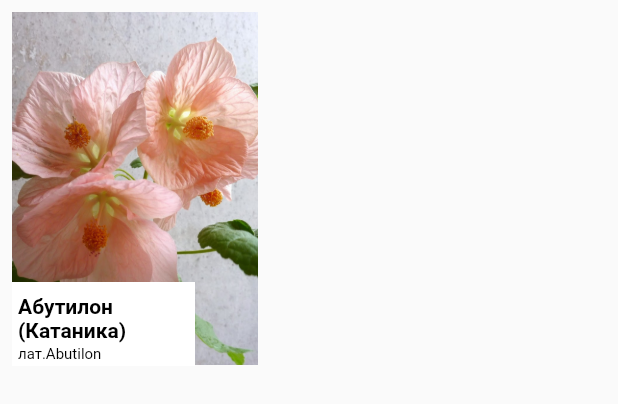
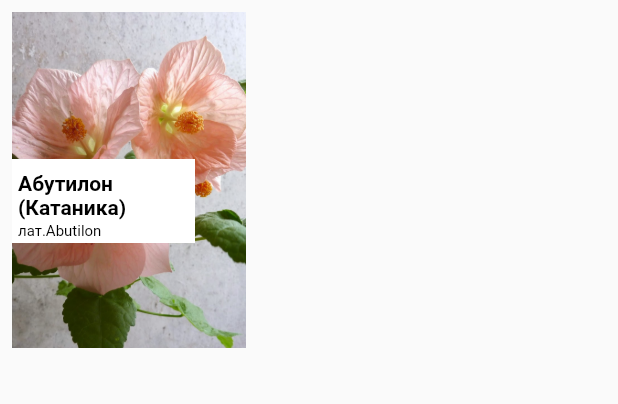
Before and after one commit to uluhulu/Geek-Plants, a Flutter app: the PlantCardMainScreen widget shown alone on an empty page, opened directly with sample values from the repository, on a phone screen of 412 x 824 dp. Shown: the top 404 px of the screen. Run offline on Flutter 3.47's test engine with Material 2 defaults, Android fonts, the phone set to English and light mode, and no system bars; our stand-ins replace expandable; missing offline and left inert: simple_gesture_detector.

```diff
--- a/lib/main.dart
+++ b/lib/main.dart
@@ -20,9 +20,9 @@ class MyApp extends StatelessWidget {
         primaryColor: Colors.grey,
       ),
       // home: MainScreen(),
-      // home: AuthScreen(),
+      home: AuthScreen(),
       // home: PlantInformation(plant: plantList[0],),
-      home: PlantChangeInfo(),
+      // home: PlantChangeInfo(),
     );
   }
 }
--- a/lib/screens/calendar_day_screen/widget/task_item/task_item.dart
+++ b/lib/screens/calendar_day_screen/widget/task_item/task_item.dart
@@ -73,6 +73,7 @@ class TaskItemState extends State<TaskItem> {
   Widget _buildPlantImage() {
     return Container(
       width: 58,
+      height: 58,
       decoration: BoxDecoration(
         shape: BoxShape.circle,
         color: Colors.white,
@@ -84,10 +85,12 @@ class TaskItemState extends State<TaskItem> {
         padding: const EdgeInsets.all(5),
         child: Container(
           width: 48,
+          height: 48,
           decoration: BoxDecoration(
             shape: BoxShape.circle,
             image: DecorationImage(
-              image: AssetImage(widget.event.plantImage),
+              image: AssetImage(widget.event.plantImage,),
+              fit: BoxFit.fill
             ),
           ),
         ),
--- a/lib/screens/calendar_screen/calendar_screen.dart
+++ b/lib/screens/calendar_screen/calendar_screen.dart
@@ -1,3 +1,4 @@
+import 'package:flutter/cupertino.dart';
 import 'package:flutter/material.dart';
 import 'package:geek_plants/data/model/event_old.dart';
 import 'package:geek_plants/di.dart';
--- a/lib/screens/widgets/plant_card.dart
+++ b/lib/screens/widgets/plant_card.dart
@@ -35,6 +35,7 @@ class PlantCardState extends State<PlantCard> {
                 builder: (context) => PlantInformation(plant: widget.plant)),
           );
         },
+        child: Container(
           child: Stack(
             children: <Widget>[
               _buildPlantImage(widget.plant.photoPath),
@@ -107,14 +108,16 @@ class PlantCardState extends State<PlantCard> {
             ],
           ),
         ),
+      ),
     );
   }
 
   Widget _buildPlantImage(String path) {
     return Image.asset(
       widget.plant.photoPath,
-      fit: BoxFit.fitWidth,
-      width: 164,
+      fit: BoxFit.fill,
+      width: 156,
+      height: 224,
     );
   }
 }
@@ -139,21 +142,18 @@ class PlantCardMainScreen extends StatelessWidget {
           );
         },
         child: Stack(
-          // alignment: Alignment.center,
           children: <Widget>[
-            Ink(child: _buildPlantImage(plant.photoPath)),
-            Padding(
-              padding: const EdgeInsets.only(top: 180.0, right: 42),
+            _buildPlantImage(plant.photoPath),
+            Positioned(
+              bottom: 70,
               child: Container(
                 decoration: BoxDecoration(color: Colors.white),
-                alignment: Alignment.bottomCenter,
                 height: 56,
                 width: 122,
                 child: Column(
+                  crossAxisAlignment: CrossAxisAlignment.start,
                   children: [
-                    Align(
-                      alignment: Alignment.bottomLeft,
-                      child: Padding(
+                    Padding(
                       padding: const EdgeInsets.only(top: 8.0, left: 4.0),
                       child: Text(
                        plant.name,
@@ -166,10 +166,7 @@ class PlantCardMainScreen extends StatelessWidget {
                         ),
                       ),
                     ),
-                    ),
-                    Align(
-                      alignment: Alignment.bottomLeft,
-                      child: Padding(
+                    Padding(
                       padding: const EdgeInsets.only(top: 2.0, left: 4.0),
                       child: Text(
                         plant.latName,
@@ -182,7 +179,6 @@ class PlantCardMainScreen extends StatelessWidget {
                         ),
                       ),
                     ),
-                    )
                   ],
                 ),
               ),
@@ -196,8 +192,9 @@ class PlantCardMainScreen extends StatelessWidget {
   Widget _buildPlantImage(String path) {
     return Image.asset(
       plant.photoPath,
-      fit: BoxFit.fitWidth,
-      width: 164,
+      fit: BoxFit.fill,
+      width: 156,
+      height: 224,
     );
   }
 }
--- a/lib/values/mocks.dart
+++ b/lib/values/mocks.dart
@@ -43,7 +43,7 @@ List<Plant> plantList = [
       id: 1,
       name: "Агава",
       latName: "лат.Agave",
-      photoPath: abutilonPath,
+      photoPath: agavaPath,
       events: [
         Event(
           id: 0,
@@ -51,7 +51,7 @@ List<Plant> plantList = [
           time: testTime,
           plantId: 1,
           plantName: "Агава",
-          plantImage: abutilonPath,
+          plantImage: agavaPath,
         ),
         Event(
           id: 1,
@@ -59,16 +59,43 @@ List<Plant> plantList = [
           time: testTime.add(Duration(days: 1)),
           plantId: 1,
           plantName: "Агава",
-          plantImage: abutilonPath,
+          plantImage: agavaPath,
         ),
       ],
       description:
           "Абутилон — это неприхотливое и обильноцветущее комнатное растение. Это растение относится к семейству мальвовые. Его ближайшие «родственники» — гибискус и всем известная садовая шток-роза (мальва)."),
   Plant(
+    id: 3,
+    name: "Бальзамин",
+    latName: "лат.Balzamin",
+    photoPath: balzPath,
+    category: categories[3],
+    events: [
+      Event(
+        id: 0,
+        type: EventType.transfer,
+        time: testTime.add(Duration(days: 4)),
+        plantId: 3,
+        plantName: "Бальзамин",
+        plantImage: balzPath,
+      ),
+      Event(
+        id: 1,
+        type: EventType.transfer,
+        time: testTime.add(Duration(days: 5)),
+        plantId: 3,
+        plantName: "Бальзамин",
+        plantImage: balzPath,
+      ),
+    ],
+    description:
+        "Бальзамин -  род цветковых растений семейства Бальзаминовые. Род включает около 500 видов, широко распространённых в Северном полушарии и тропиках",
+  ),
+  Plant(
     id: 2,
-    name: "Анал",
-    latName: "лат.Impatience",
-    photoPath: abutilonPath,
+    name: "Роза",
+    latName: "лат.Rose",
+    photoPath: rosePath,
     category: categories[3],
     events: [
       Event(
@@ -76,21 +103,11 @@ List<Plant> plantList = [
         type: EventType.wetting,
         time: testTime.add(Duration(days: 1)),
         plantId: 2,
-        plantName: "Анал",
-        plantImage: abutilonPath,
+        plantName: "Роза",
+        plantImage: rosePath,
       ),
     ],
     description:
-        "Абутилон — это неприхотливое и обильноцветущее комнатное растение. Это растение относится к семейству мальвовые. Его ближайшие «родственники» — гибискус и всем известная садовая шток-роза (мальва).",
-  ),
-  Plant(
-    id: 3,
-    name: "Бальзамин",
-    latName: "лат.Impatience",
-    photoPath: abutilonPath,
-    category: categories[3],
-    events: [],
-    description:
-        "Абутилон — это неприхотливое и обильноцветущее комнатное растение. Это растение относится к семейству мальвовые. Его ближайшие «родственники» — гибискус и всем известная садовая шток-роза (мальва).",
+    "Ро́за — собирательное название видов и сортов представителей рода Шиповник (лат. Rósa), выращиваемых человеком. Большая часть сортов роз получена в результате длительной селекции путём многократных повторных скрещиваний и отбора. Некоторые сорта являются формами дикорастущих видов.",
   ),
 ];
--- a/lib/values/pathStrings.dart
+++ b/lib/values/pathStrings.dart
@@ -5,6 +5,9 @@ final google = "assets/icons/google.png";
 final facebook = "assets/icons/facebook.png";
 
 final abutilonPath = "assets/images/plants/Abutilon.png";
+final rosePath = "assets/images/plants/rose.jpg";
+final agavaPath = "assets/images/plants/agava.jpg";
+final balzPath = "assets/images/plants/balzamin.jpg";
 final testAvatarPath = 'assets/images/test_avatar.png';
 
 ///icons
```
Also changed, not shown: pubspec.lock. Lines whose indentation alone changed are shown as unchanged.
